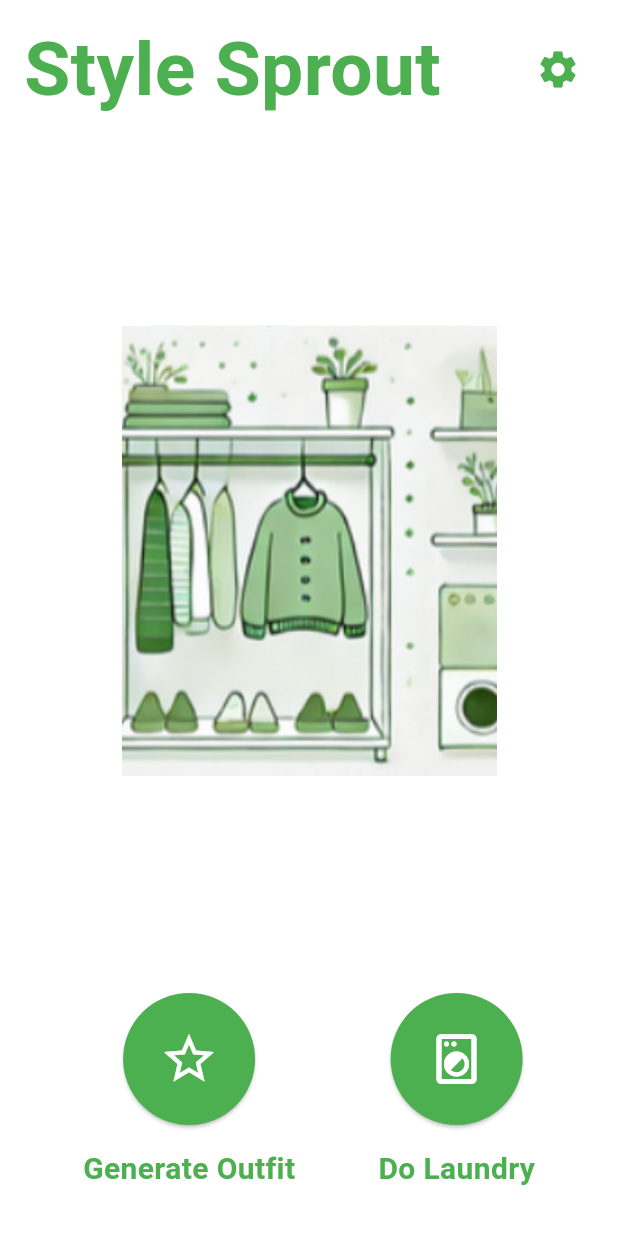
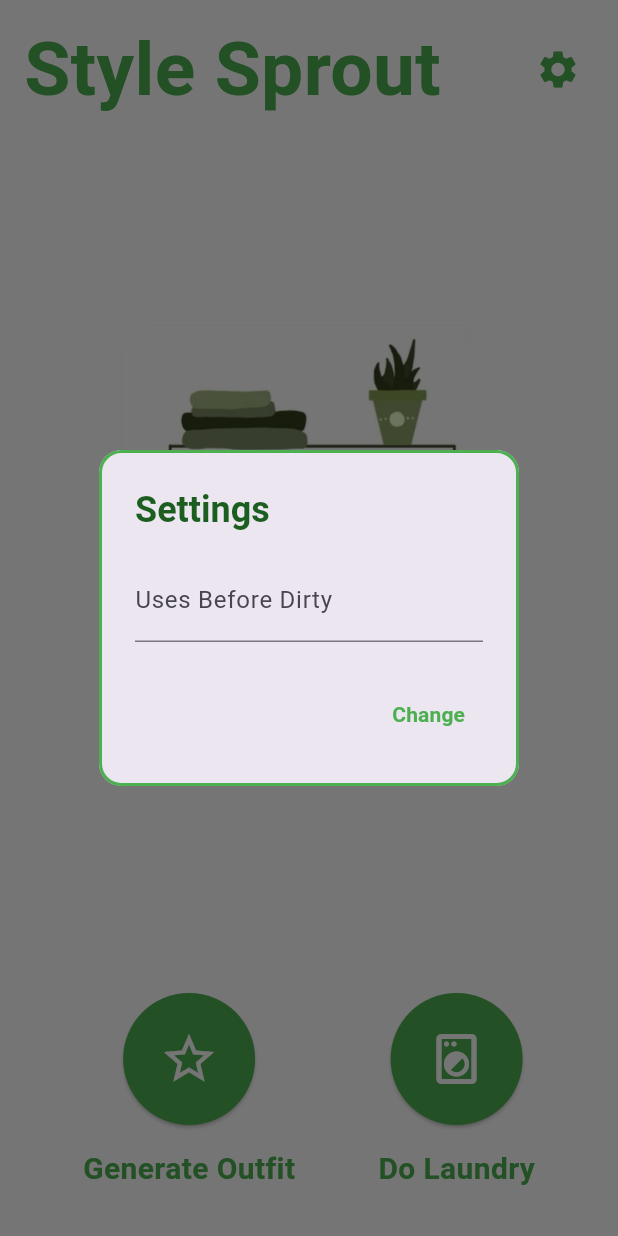
Before and after one commit to gpf2/B5Frontend, a Flutter app: the screen it shows after launch, after a tap on the "settings" icon, on a phone screen of 412 x 824 dp. Run offline on Flutter 3.47's test engine with Material 3 defaults, Android fonts, the phone set to English and light mode, and no system bars.

Commit message:
added integer input for uses before dirty for settings

```diff
--- a/style_sprout/lib/main.dart
+++ b/style_sprout/lib/main.dart
@@ -1,5 +1,6 @@
 import 'package:flutter/material.dart';
 import 'package:http/http.dart' as http;
+import 'package:flutter/services.dart';
 import 'dart:convert';
 
 void main() {
@@ -25,6 +26,59 @@ class StyleSproutHome extends StatefulWidget {
 
 class _StyleSproutHomeState extends State<StyleSproutHome> {
   String outfitResult = 'Style Sprout';
+
+  void showSettingsMenu(BuildContext context) {
+    const String laundryMessage = "Uses Before Dirty";
+    showDialog(
+      context: context,
+      builder: (BuildContext context) {
+        return AlertDialog(
+          shape: RoundedRectangleBorder(
+            borderRadius: BorderRadius.circular(15.0),
+            side: const BorderSide(color: Colors.green, width: 2),
+          ),
+          title: const Text(
+            'Settings',
+            style: TextStyle(
+              color: Color(0xFF1B5E20),
+              fontWeight: FontWeight.bold,
+            ),
+          ),
+          content: StatefulBuilder(
+            builder: (BuildContext context, StateSetter setState) {
+              return Column(
+                mainAxisSize: MainAxisSize.min,
+                children: [
+                  TextField(
+                    decoration: const InputDecoration(labelText: laundryMessage),
+                    keyboardType: TextInputType.number,
+                    inputFormatters: <TextInputFormatter>[
+                      FilteringTextInputFormatter.digitsOnly
+                    ], // Only numbers can be entered
+                  ),
+                ],
+              );
+            },
+          ),
+          actions: <Widget>[
+            TextButton(
+              onPressed: () {
+                //add something here
+              },
+              child: const Text(
+                'Change',
+                style: TextStyle(
+                  color: Colors.green,
+                  fontWeight: FontWeight.bold,
+                ),
+              ),
+            ),
+          ],
+        );
+      },
+    );
+  }
+
 
   void showGenerateOutfitMenu(BuildContext context) {
     String selectedOutfitType = 'casual'; // Default dropdown value
@@ -148,7 +202,7 @@ class _StyleSproutHomeState extends State<StyleSproutHome> {
                       size: 30,
                     ),
                     onPressed: () {
-                      // TODO: Add action for settings button
+                      showSettingsMenu(context);
                     },
                   ),
                 ],
```
Also changed, not shown: style_sprout/assets/background.png, 1 other file.
